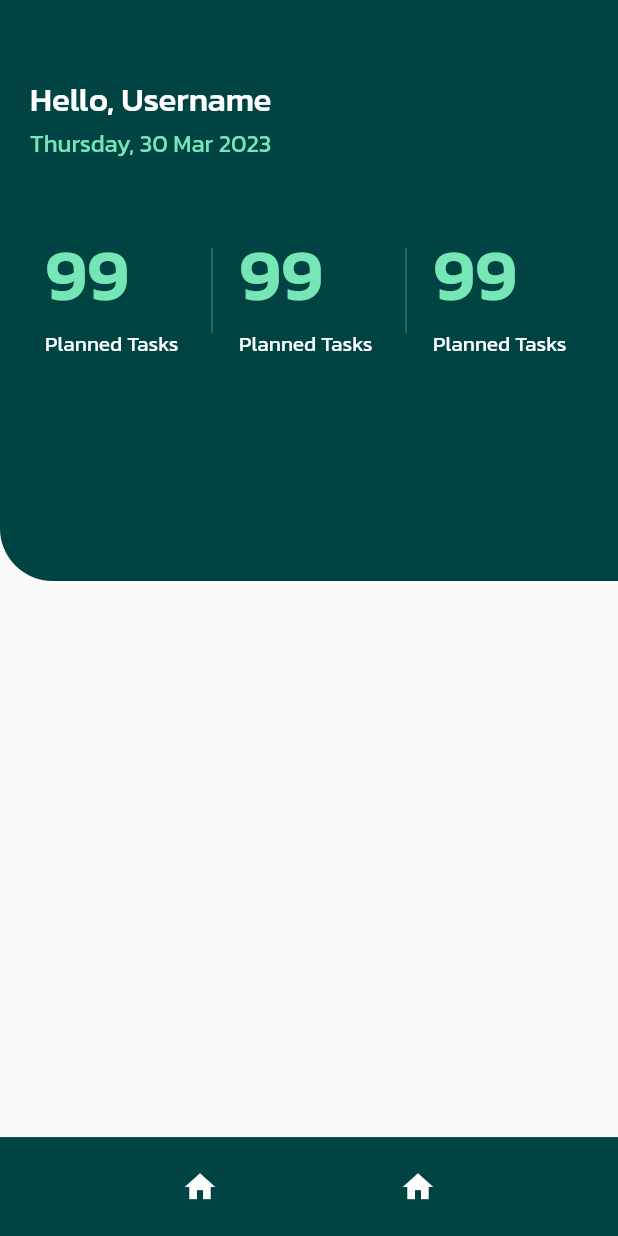
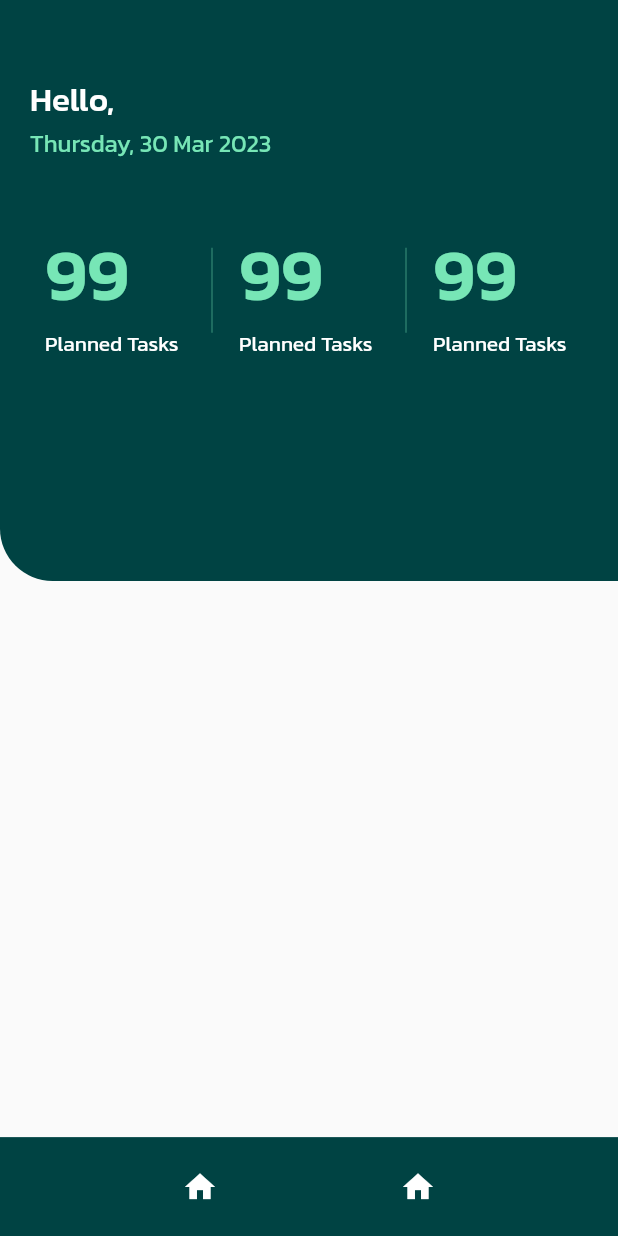
Before and after one commit to KidNeKit/Planner, a Flutter app: the NavigationScreen screen opened by its route, on a phone screen of 412 x 824 dp. Run offline on Flutter 3.47's test engine with Material 2 defaults, Android fonts, the phone set to English and light mode, and no system bars; our stand-ins replace cloud_firestore, equatable, firebase_auth, firebase_core, flutter_bloc, percent_indicator; accounts and stored records are empty; network calls fail.

Commit message:
Holding username

```diff
--- a/lib/blocs/auth/auth_state.dart
+++ b/lib/blocs/auth/auth_state.dart
@@ -1,7 +1,7 @@
 part of 'auth_bloc.dart';
 
 class AuthState extends Equatable {
-  final User? user;
+  final CustomUser? user;
 
   const AuthState.authenticated(this.user);
 
--- a/lib/repositories/auth_repository.dart
+++ b/lib/repositories/auth_repository.dart
@@ -42,6 +42,11 @@ class AuthRepository {
     }
   }
 
+  Future<String> getUserUsernameById(String id) async {
+    var doc = await _firestore.collection(userCollectionPath).doc(id).get();
+    return doc.data()!['username'];
+  }
+
   Future<void> signOut() async {
     await _firebaseAuth.signOut();
   }
--- a/lib/view/home_screen/components/home_body.dart
+++ b/lib/view/home_screen/components/home_body.dart
@@ -1,7 +1,8 @@
 import 'package:flutter/material.dart';
+import 'package:flutter_bloc/flutter_bloc.dart';
 
+import '../../../blocs/auth/auth_bloc.dart';
 import '../../../resources/colors.dart';
-import 'home_cards.dart';
 import 'today_achievements.dart';
 
 class HomeBody extends StatelessWidget {
@@ -15,8 +16,12 @@ class HomeBody extends StatelessWidget {
         crossAxisAlignment: CrossAxisAlignment.start,
         children: [
           const SizedBox(height: 30.0),
-          Text('Hello, Username',
-              style: Theme.of(context).textTheme.titleMedium),
+          BlocBuilder<AuthBloc, AuthState>(
+            builder: (context, state) {
+              return Text('Hello, ${state.user!.username}',
+                  style: Theme.of(context).textTheme.titleMedium);
+            },
+          ),
           Text(
             'Thursday, 30 Mar 2023',
             style: Theme.of(context)
--- a/lib/view/navigation_screen/navigation_screen.dart
+++ b/lib/view/navigation_screen/navigation_screen.dart
@@ -1,7 +1,6 @@
 import 'package:flutter/material.dart';
 import 'package:flutter_bloc/flutter_bloc.dart';
 
-import '../../blocs/auth/auth_bloc.dart';
 import '../../cubits/navigation/navigation_cubit.dart';
 import '../day_plans_screen/day_plans_screen.dart';
 import '../home_screen/home_screen.dart';
@@ -18,7 +17,6 @@ class NavigationScreen extends StatelessWidget {
 
   @override
   Widget build(BuildContext context) {
-    context.read<AuthBloc>().add(LogoutRequested());
     return BlocBuilder<NavigationCubit, NavigationState>(
       builder: (context, state) {
         return Scaffold(
```
Also changed, not shown: lib/blocs/auth/auth_bloc.dart (+7 -2 lines).
